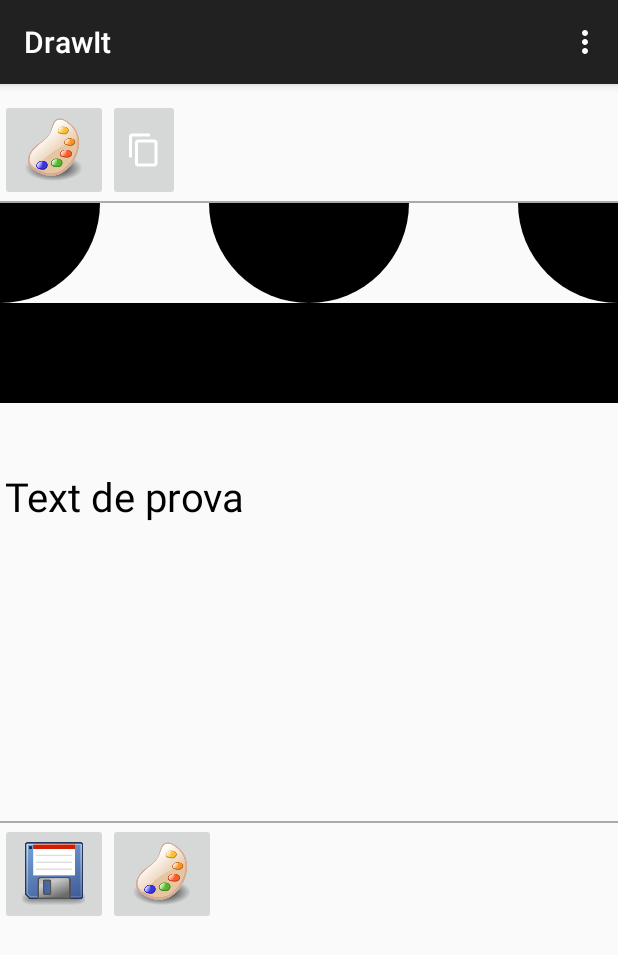
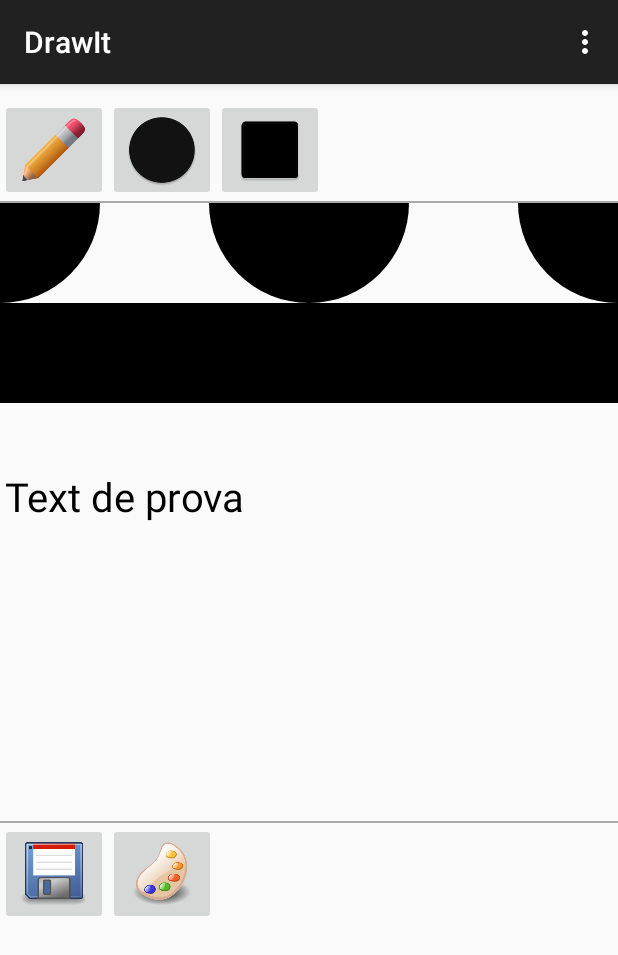
Before and after one commit to aleixpb2/DrawIt, an Android app: the screen it shows after launch (MainActivity), on a phone screen of 412 x 824 dp. Shown: the top 955 px of the screen. Run offline under Robolectric (Android 15) with nearby library versions, the phone set to English and light mode, and no system bars.

Commit message:
images and changes

```diff
--- a/app/src/main/java/com/aleix/drawit/MainActivity.java
+++ b/app/src/main/java/com/aleix/drawit/MainActivity.java
@@ -1,6 +1,5 @@
 package com.aleix.drawit;
 
-import android.graphics.Color;
 import android.os.Bundle;
 import android.support.v7.app.ActionBarActivity;
 import android.view.Menu;
@@ -12,8 +11,10 @@ import android.widget.ImageButton;
 public class MainActivity extends ActionBarActivity{
 
     private customDrawItView mCustomDrawItView;
-    private ImageButton button1;
-    private ImageButton button2;
+    private ImageButton pencilButton;
+    private ImageButton circleButton;
+    private ImageButton squareButton;
+
     private ImageButton saveButton;
 
     @Override
@@ -23,25 +24,35 @@ public class MainActivity extends ActionBarActivity{
 
         // setUp();
         mCustomDrawItView = (customDrawItView) findViewById(R.id.customDrawItView);
-        button1 = (ImageButton) findViewById(R.id.button1);
-        button2 = (ImageButton) findViewById(R.id.button2);
+        pencilButton = (ImageButton) findViewById(R.id.pencil);
+        circleButton = (ImageButton) findViewById(R.id.circle);
+        squareButton = (ImageButton) findViewById(R.id.square);
+
         saveButton = (ImageButton) findViewById(R.id.save);
 
 
-        button1.setOnClickListener(new View.OnClickListener() {
+        pencilButton.setOnClickListener(new View.OnClickListener() {
             @Override
             public void onClick(View v) {
-                mCustomDrawItView.setPaintColor(Color.GREEN);
-
+                //
             }
         });
 
-        button2.setOnClickListener(new View.OnClickListener() {
+        circleButton.setOnClickListener(new View.OnClickListener() {
             @Override
             public void onClick(View v) {
-                mCustomDrawItView.setPaintColor(Color.BLUE);
+                //mCustomDrawItView.setPaintColor(Color.BLUE);
+                //mCustomDrawItView.setPaintColor(Color.GREEN);
             }
         });
+
+        squareButton.setOnClickListener(new View.OnClickListener() {
+            @Override
+            public void onClick(View v) {
+                //
+            }
+        });
+
 
         saveButton.setOnClickListener(new View.OnClickListener() {
             @Override
--- a/app/src/main/java/com/aleix/drawit/customDrawItView.java
+++ b/app/src/main/java/com/aleix/drawit/customDrawItView.java
@@ -169,5 +169,3 @@ public class customDrawItView extends View {
         mExampleDrawable = exampleDrawable;
     }*/
 }
-
-//private class Point
--- a/app/src/main/res/layout/activity_main.xml
+++ b/app/src/main/res/layout/activity_main.xml
@@ -14,13 +14,18 @@
         <ImageButton
             android:layout_width="wrap_content"
             android:layout_height="match_parent"
-            android:src="@mipmap/ic_launcher"
-            android:id="@+id/button1"/>
+            android:src="@mipmap/pencil"
+            android:id="@+id/pencil"/>
         <ImageButton
             android:layout_width="wrap_content"
             android:layout_height="match_parent"
-            android:src="@drawable/abc_ic_menu_copy_mtrl_am_alpha"
-            android:id="@+id/button2"/>
+            android:src="@mipmap/circle"
+            android:id="@+id/circle"/>
+        <ImageButton
+            android:layout_width="wrap_content"
+            android:layout_height="match_parent"
+            android:src="@mipmap/square"
+            android:id="@+id/square"/>
         </LinearLayout>
 
     <View style="@style/Divider"/>
```
Also changed, not shown: app/src/main/res/menu/menu_main.xml (+5 -2 lines), app/src/main/circle-web.png (added), app/src/main/res/mipmap-hdpi/circle.png (added), app/src/main/res/mipmap-hdpi/square.png (added), app/src/main/res/mipmap-mdpi/circle.png (added), app/src/main/res/mipmap-mdpi/square.png (added), app/src/main/res/mipmap-xhdpi/circle.png (added), app/src/main/res/mipmap-xhdpi/square.png (added), app/src/main/res/mipmap-xxhdpi/circle.png (added), app/src/main/res/mipmap-xxhdpi/square.png (added), app/src/main/res/mipmap-xxxhdpi/circle.png (added), app/src/main/res/mipmap-xxxhdpi/square.png (added), app/src/main/square-web.png (added).
